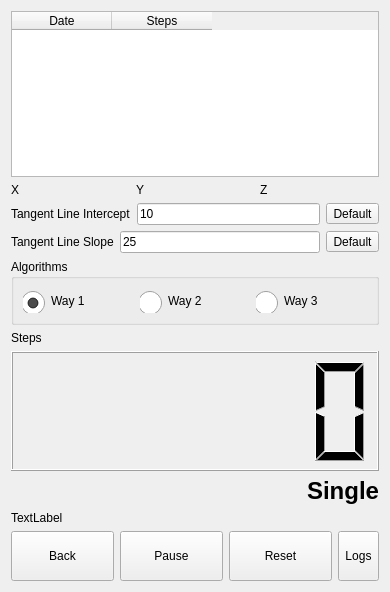
The window that dlgsteps.ui (ic005k/Knot-Legacy) describes before a commit, drawn with Qt 5.
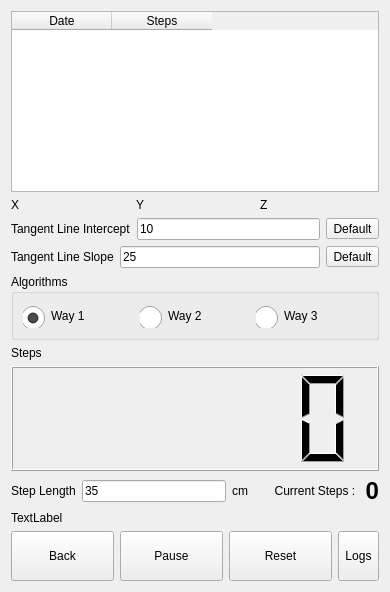
The same window after the commit. Icons and pictures are not drawn.

The edit to the form file:
```diff
--- a/dlgsteps.ui
+++ b/dlgsteps.ui
@@ -250,7 +250,7 @@
      <property name="minimumSize">
       <size>
        <width>0</width>
-       <height>120</height>
+       <height>105</height>
       </size>
      </property>
      <property name="digitCount">
@@ -259,6 +259,29 @@
     </widget>
    </item>
    <item row="6" column="0">
+    <layout class="QHBoxLayout" name="horizontalLayout_6">
+     <item>
+      <widget class="QLabel" name="label">
+       <property name="text">
+        <string>Step Length</string>
+       </property>
+      </widget>
+     </item>
+     <item>
+      <widget class="QLineEdit" name="editStepLength">
+       <property name="text">
+        <string>35</string>
+       </property>
+      </widget>
+     </item>
+     <item>
+      <widget class="QLabel" name="label_2">
+       <property name="text">
+        <string>cm        Current Steps : </string>
+       </property>
+      </widget>
+     </item>
+     <item>
     <widget class="QLabel" name="lblSingle">
      <property name="sizePolicy">
       <sizepolicy hsizetype="Preferred" vsizetype="Preferred">
@@ -273,12 +296,14 @@
       </font>
      </property>
      <property name="text">
-      <string>Single</string>
+        <string>0</string>
      </property>
      <property name="alignment">
       <set>Qt::AlignRight|Qt::AlignTrailing|Qt::AlignVCenter</set>
      </property>
     </widget>
+     </item>
+    </layout>
    </item>
    <item row="7" column="0">
     <widget class="QLabel" name="lblTotalRunTime">
```
Lines whose indentation alone changed are shown as unchanged.
